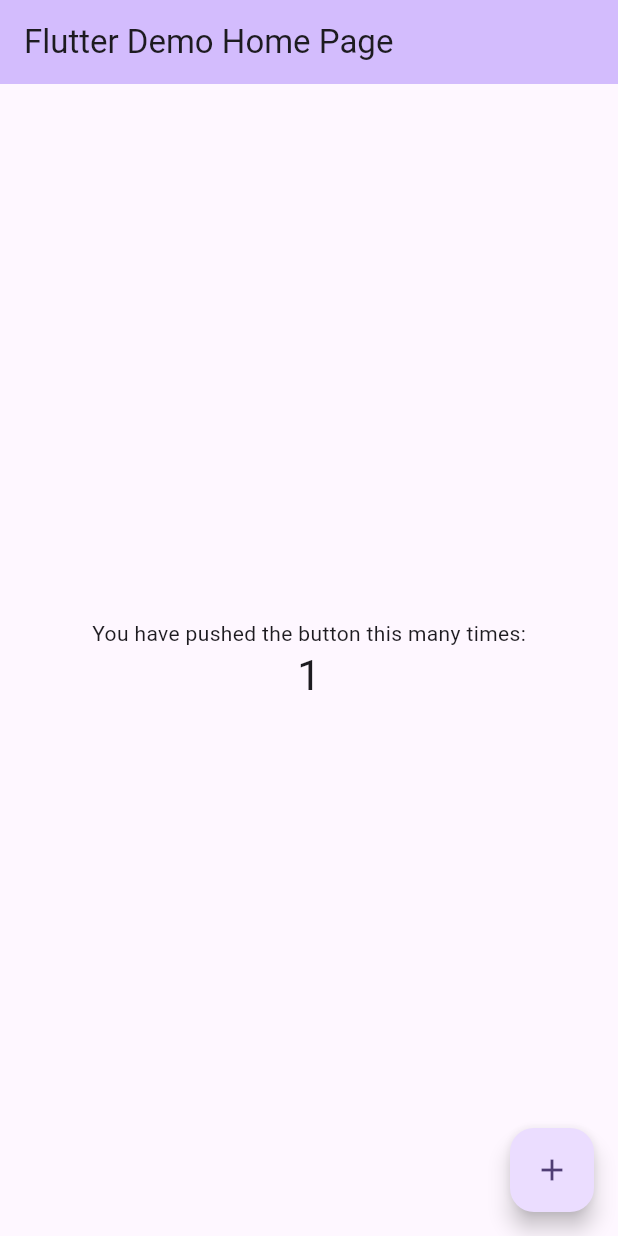
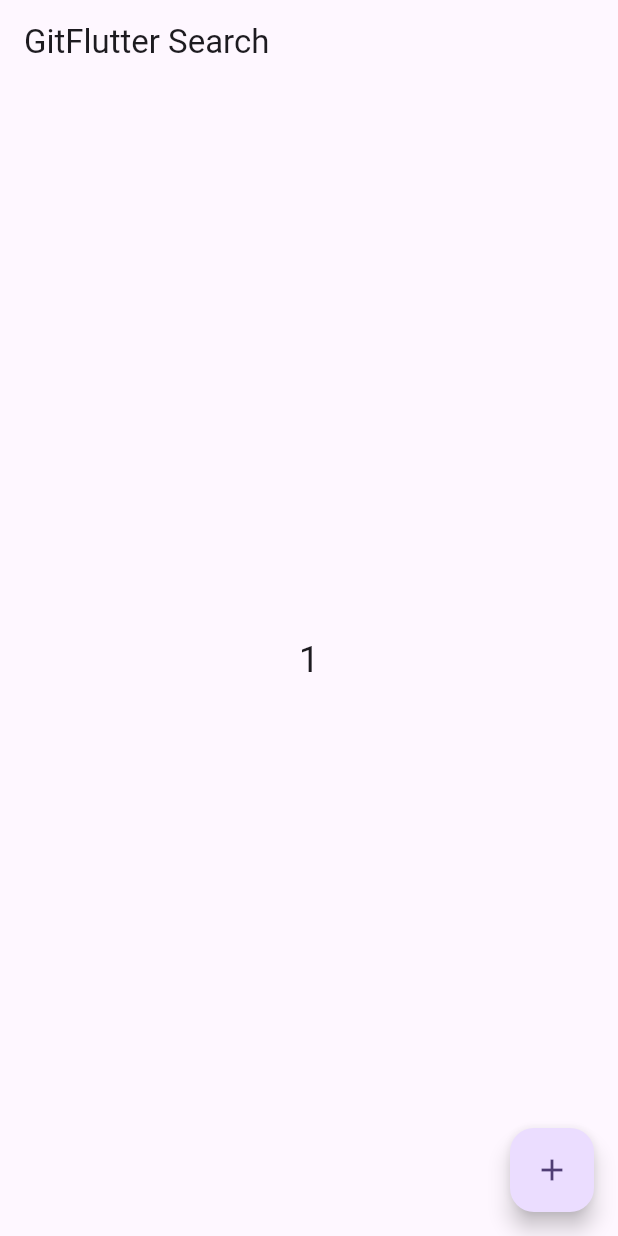
Before and after one commit to DeepeshKalura/git_search_flutter, a Flutter app: the screen it shows after launch, after a tap on the "add" icon, on a phone screen of 412 x 824 dp. Run offline on Flutter 3.47's test engine with Material 3 defaults, Android fonts, the phone set to English and light mode, and no system bars; our stand-ins replace flutter_bloc.

Commit message:
completed counter application with the counter

```diff
--- /dev/null
+++ b/lib/feature/counter/presentation/counter_screen.dart
@@ -0,0 +1,36 @@
+import 'package:flutter/material.dart';
+import 'package:flutter_bloc/flutter_bloc.dart';
+
+import 'cubit/counter_cubit.dart';
+
+class CounterScreen extends StatelessWidget {
+  const CounterScreen({super.key, required this.title});
+
+  final String title;
+  @override
+  Widget build(BuildContext context) {
+    return Scaffold(
+      appBar: AppBar(
+        title: Text(title),
+      ),
+      body: BlocBuilder<CounterCubit, int>(
+        builder: (context, state) {
+          return Center(
+            child: Text(
+              state.toString(),
+              style: const TextStyle(
+                fontSize: 24,
+              ),
+            ),
+          );
+        },
+      ),
+      floatingActionButton: FloatingActionButton(
+        onPressed: () {
+          context.read<CounterCubit>().increment();
+        },
+        child: const Icon(Icons.add),
+      ),
+    );
+  }
+}
--- /dev/null
+++ b/lib/feature/counter/presentation/cubit/counter_cubit.dart
@@ -0,0 +1,9 @@
+import 'package:flutter_bloc/flutter_bloc.dart';
+
+class CounterCubit extends Cubit<int> {
+  CounterCubit() : super(0);
+
+  void increment() {
+    emit(state + 1);
+  }
+}
--- a/lib/main.dart
+++ b/lib/main.dart
@@ -1,4 +1,8 @@
 import 'package:flutter/material.dart';
+import 'package:flutter_bloc/flutter_bloc.dart';
+
+import 'feature/counter/presentation/counter_screen.dart';
+import 'feature/counter/presentation/cubit/counter_cubit.dart';
 
 void main() {
   runApp(const MyApp());
@@ -7,119 +11,20 @@
 class MyApp extends StatelessWidget {
   const MyApp({super.key});
 
-  // This widget is the root of your application.
   @override
   Widget build(BuildContext context) {
-    return MaterialApp(
-      title: 'Flutter Demo',
-      theme: ThemeData(
-        // This is the theme of your application.
-        //
-        // TRY THIS: Try running your application with "flutter run". You'll see
-        // the application has a purple toolbar. Then, without quitting the app,
-        // try changing the seedColor in the colorScheme below to Colors.green
-        // and then invoke "hot reload" (save your changes or press the "hot
-        // reload" button in a Flutter-supported IDE, or press "r" if you used
-        // the command line to start the app).
-        //
-        // Notice that the counter didn't reset back to zero; the application
-        // state is not lost during the reload. To reset the state, use hot
-        // restart instead.
-        //
-        // This works for code too, not just values: Most code changes can be
-        // tested with just a hot reload.
-        colorScheme: ColorScheme.fromSeed(seedColor: Colors.deepPurple),
-        useMaterial3: true,
+    return BlocProvider(
+      create: (context) => CounterCubit(),
+      child: MaterialApp(
+        title: 'Flutter Demo',
+        theme: ThemeData(
+          colorScheme: ColorScheme.fromSeed(
+            seedColor: Colors.deepPurple,
+          ),
+          useMaterial3: true,
+        ),
+        home: const CounterScreen(title: 'GitFlutter Search'),
       ),
-      home: const MyHomePage(title: 'Flutter Demo Home Page'),
     );
   }
 }
-
-class MyHomePage extends StatefulWidget {
-  const MyHomePage({super.key, required this.title});
-
-  // This widget is the home page of your application. It is stateful, meaning
-  // that it has a State object (defined below) that contains fields that affect
-  // how it looks.
-
-  // This class is the configuration for the state. It holds the values (in this
-  // case the title) provided by the parent (in this case the App widget) and
-  // used by the build method of the State. Fields in a Widget subclass are
-  // always marked "final".
-
-  final String title;
-
-  @override
-  State<MyHomePage> createState() => _MyHomePageState();
-}
-
-class _MyHomePageState extends State<MyHomePage> {
-  int _counter = 0;
-
-  void _incrementCounter() {
-    setState(() {
-      // This call to setState tells the Flutter framework that something has
-      // changed in this State, which causes it to rerun the build method below
-      // so that the display can reflect the updated values. If we changed
-      // _counter without calling setState(), then the build method would not be
-      // called again, and so nothing would appear to happen.
-      _counter++;
-    });
-  }
-
-  @override
-  Widget build(BuildContext context) {
-    // This method is rerun every time setState is called, for instance as done
-    // by the _incrementCounter method above.
-    //
-    // The Flutter framework has been optimized to make rerunning build methods
-    // fast, so that you can just rebuild anything that needs updating rather
-    // than having to individually change instances of widgets.
-    return Scaffold(
-      appBar: AppBar(
-        // TRY THIS: Try changing the color here to a specific color (to
-        // Colors.amber, perhaps?) and trigger a hot reload to see the AppBar
-        // change color while the other colors stay the same.
-        backgroundColor: Theme.of(context).colorScheme.inversePrimary,
-        // Here we take the value from the MyHomePage object that was created by
-        // the App.build method, and use it to set our appbar title.
-        title: Text(widget.title),
-      ),
-      body: Center(
-        // Center is a layout widget. It takes a single child and positions it
-        // in the middle of the parent.
-        child: Column(
-          // Column is also a layout widget. It takes a list of children and
-          // arranges them vertically. By default, it sizes itself to fit its
-          // children horizontally, and tries to be as tall as its parent.
-          //
-          // Column has various properties to control how it sizes itself and
-          // how it positions its children. Here we use mainAxisAlignment to
-          // center the children vertically; the main axis here is the vertical
-          // axis because Columns are vertical (the cross axis would be
-          // horizontal).
-          //
-          // TRY THIS: Invoke "debug painting" (choose the "Toggle Debug Paint"
-          // action in the IDE, or press "p" in the console), to see the
-          // wireframe for each widget.
-          mainAxisAlignment: MainAxisAlignment.center,
-          children: <Widget>[
-            const Text(
-              'You have pushed the button this many times:',
-            ),
-            Text(
-              '$_counter',
-              style: Theme.of(context).textTheme.headlineMedium,
-            ),
-          ],
-        ),
-      ),
-      floatingActionButton: FloatingActionButton(
-        onPressed: _incrementCounter,
-        tooltip: 'Increment',
-        child: const Icon(Icons.add),
-      ), // This trailing comma makes auto-formatting nicer for build methods.
-    );
-  }
-}
```
